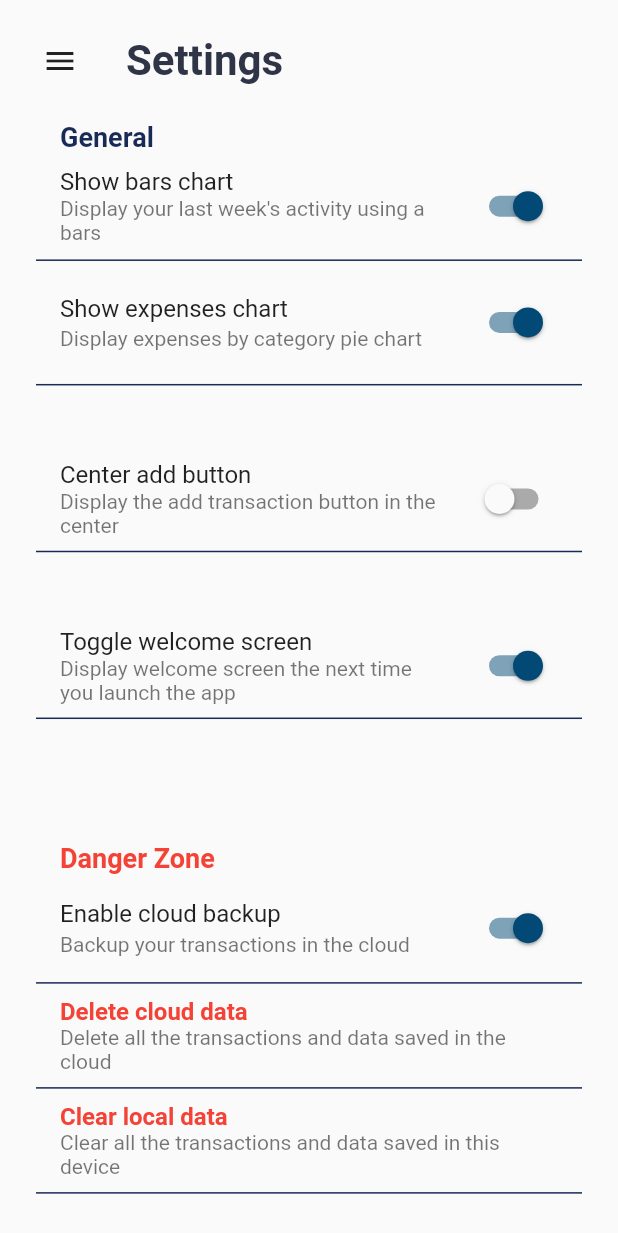
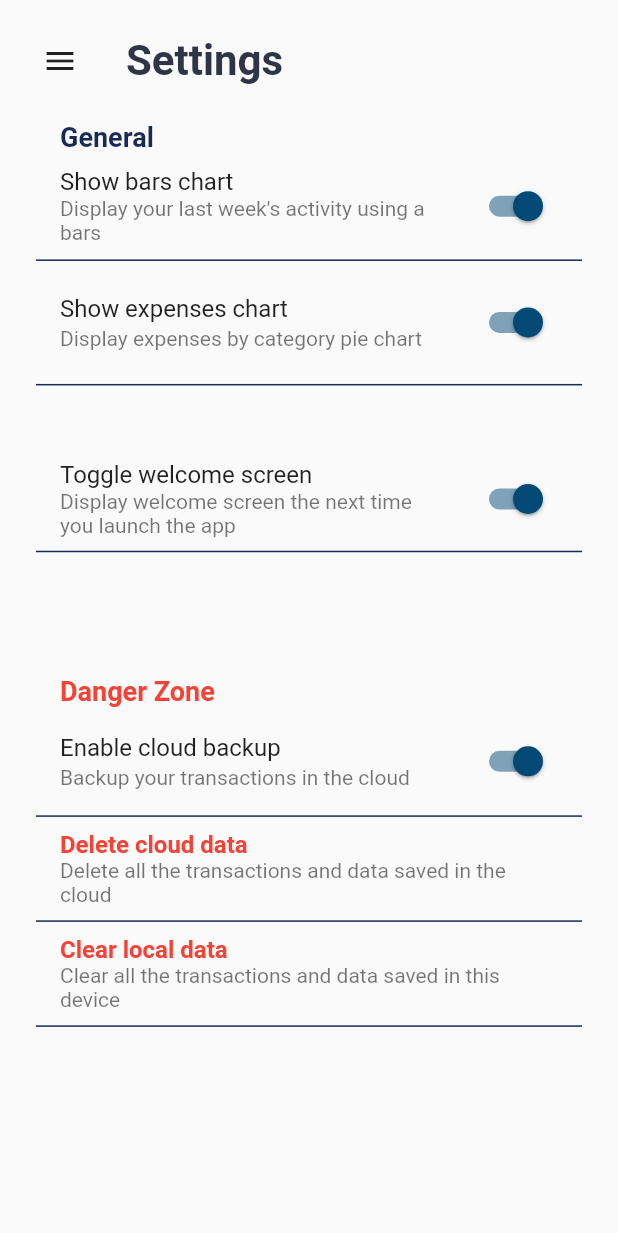
Before and after one commit to ermiry/tiny-pocket, a Flutter app: the SettingsScreen widget shown alone on an empty page, opened directly, on a phone screen of 412 x 824 dp. Shown: the top 1233 px of the screen. Run offline on Flutter 3.47's test engine with Material 2 defaults, Android fonts, the phone set to English and light mode, and no system bars; our stand-ins replace fl_chart, shared_preferences, simple_animations; missing offline and left inert: animated_dialog, jwt_decode, pref_dessert; accounts and stored records are empty; network calls fail.

Commit message:
Disabled add button settings

```diff
--- a/lib/screens/settings.dart
+++ b/lib/screens/settings.dart
@@ -208,27 +208,27 @@ class _SettingsScreenState extends State <SettingsScreen> {
               //   ),
               // ),
 
-              new SizedBox(height: MediaQuery.of(context).size.height * 0.05),
+              // new SizedBox(height: MediaQuery.of(context).size.height * 0.05),
 
-              Container(
-                padding: const EdgeInsets.symmetric(vertical: 5),
-                decoration: BoxDecoration(
-                  border: Border(bottom: BorderSide(
-                    color: mainDarkBlue
-                  ))
-                ),
-                child: ListTile(
-                  title: const Text ('Center add button'),
-                  subtitle: const Text('Display the add transaction button in the center'),
-                  trailing: Switch.adaptive (
-                    activeColor: mainBlue,
-                    value: settings.centerAddButton,
-                    onChanged: (val) {
-                      settings.toggleCenterAddButton();
-                    }
-                  )
-                ),
-              ),
+              // Container(
+              //   padding: const EdgeInsets.symmetric(vertical: 5),
+              //   decoration: BoxDecoration(
+              //     border: Border(bottom: BorderSide(
+              //       color: mainDarkBlue
+              //     ))
+              //   ),
+              //   child: ListTile(
+              //     title: const Text ('Center add button'),
+              //     subtitle: const Text('Display the add transaction button in the center'),
+              //     trailing: Switch.adaptive (
+              //       activeColor: mainBlue,
+              //       value: settings.centerAddButton,
+              //       onChanged: (val) {
+              //         settings.toggleCenterAddButton();
+              //       }
+              //     )
+              //   ),
+              // ),
 
               new SizedBox(height: MediaQuery.of(context).size.height * 0.05),
 
```
